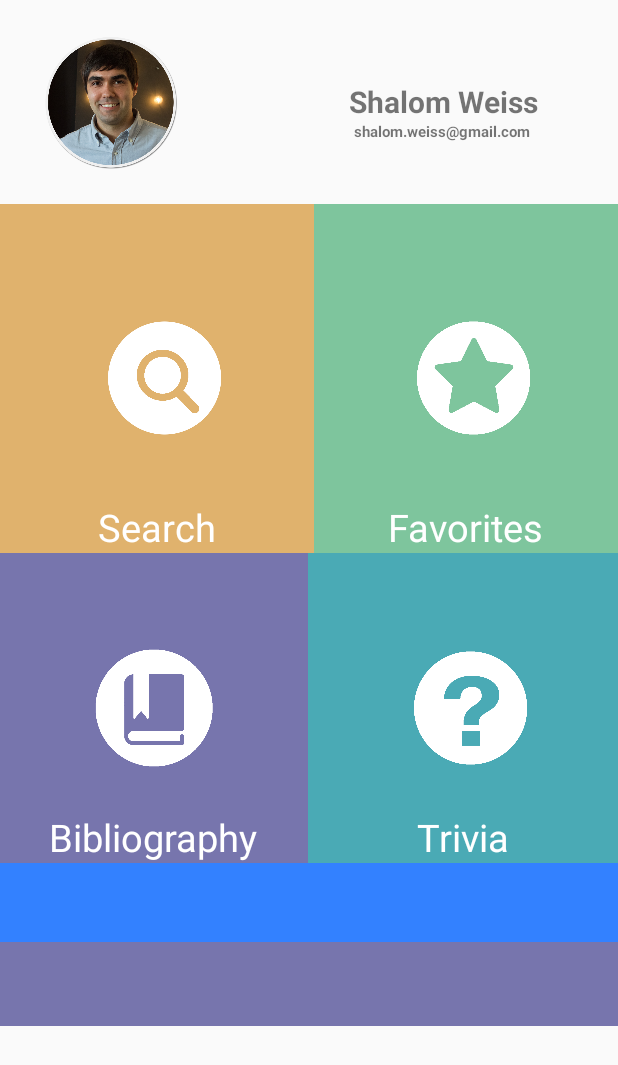
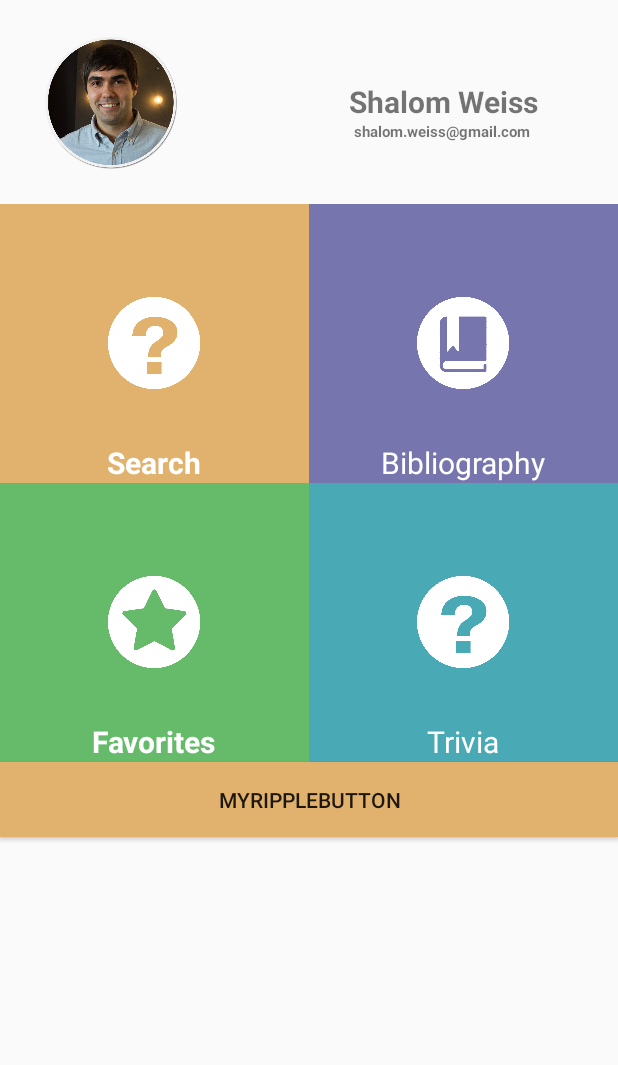
Before and after one commit to tsofenAndroidteam/Main_rep_1, an Android app: the Menu screen opened directly, with no data from a screen before it, on a phone screen of 412 x 824 dp. Shown: the top 1065 px of the screen. Run offline under Robolectric (Android 15) with nearby library versions, the phone set to English and light mode, and no system bars.

Commit message:
-Added Ripple effects to menu -Changed search size top bar -added ripple effect for search button

```diff
--- /dev/null
+++ b/app/src/main/res/drawable-v21/rippleorange.xml
@@ -0,0 +1,20 @@
+<?xml version="1.0" encoding="utf-8"?>
+<ripple xmlns:android="http://schemas.android.com/apk/res/android"
+    android:color="#ffffff">
+
+    <item android:state_pressed="true">
+        <shape android:shape="rectangle">
+            <solid android:color="#ffffff"/>
+            <corners android:radius="0dp" />
+
+        </shape>
+    </item>
+    <item android:state_pressed="false">
+        <shape android:shape="rectangle">
+            <solid android:color="@color/colorSearch"/>
+            <corners android:radius="0dp" />
+
+        </shape>
+    </item>
+
+</ripple>
--- /dev/null
+++ b/app/src/main/res/drawable-v21/ripplepurple.xml
@@ -0,0 +1,20 @@
+<?xml version="1.0" encoding="utf-8"?>
+    <ripple xmlns:android="http://schemas.android.com/apk/res/android"
+        android:color="#ffffff">
+
+        <item android:state_pressed="true">
+            <shape android:shape="rectangle">
+                <solid android:color="#ffffff"/>
+                <corners android:radius="0dp" />
+
+            </shape>
+        </item>
+        <item android:state_pressed="false">
+            <shape android:shape="rectangle">
+                <solid android:color="@color/colorBibilo"/>
+                <corners android:radius="0dp" />
+
+            </shape>
+        </item>
+
+    </ripple>
--- /dev/null
+++ b/app/src/main/res/drawable/rippleblue.xml
@@ -0,0 +1,21 @@
+<?xml version="1.0" encoding="utf-8"?>
+<ripple
+    xmlns:android="http://schemas.android.com/apk/res/android"
+    android:color="#ffffff">
+
+    <item android:state_pressed="true">
+        <shape android:shape="rectangle">
+            <solid android:color="#ffffff"/>
+            <corners android:radius="0dp" />
+
+        </shape>
+    </item>
+    <item android:state_pressed="false">
+        <shape android:shape="rectangle">
+            <solid android:color="@color/colorTrivia"/>
+            <corners android:radius="0dp" />
+
+        </shape>
+    </item>
+
+</ripple>
--- /dev/null
+++ b/app/src/main/res/drawable/ripplegreen.xml
@@ -0,0 +1,20 @@
+<?xml version="1.0" encoding="utf-8"?>
+<ripple xmlns:android="http://schemas.android.com/apk/res/android"
+    android:color="#ffff">
+
+        <item android:state_pressed="true">
+            <shape android:shape="rectangle">
+                <solid android:color="#ffffff"/>
+                <corners android:radius="0dp" />
+
+            </shape>
+        </item>
+        <item android:state_pressed="false">
+            <shape android:shape="rectangle">
+                <solid android:color="@color/colorFav"/>
+                <corners android:radius="0dp" />
+
+            </shape>
+        </item>
+
+    </ripple>
--- /dev/null
+++ b/app/src/main/res/drawable/rippleorange.xml
@@ -0,0 +1,20 @@
+<?xml version="1.0" encoding="utf-8"?>
+<ripple xmlns:android="http://schemas.android.com/apk/res/android"
+    android:color="#ffffff">
+
+    <item android:state_pressed="true">
+        <shape android:shape="rectangle">
+            <solid android:color="#ffffff"/>
+            <corners android:radius="0dp" />
+
+        </shape>
+    </item>
+    <item android:state_pressed="false">
+        <shape android:shape="rectangle">
+            <solid android:color="@color/colorSearch"/>
+            <corners android:radius="0dp" />
+
+        </shape>
+    </item>
+
+</ripple>
--- /dev/null
+++ b/app/src/main/res/drawable/ripplepurple.xml
@@ -0,0 +1,20 @@
+<?xml version="1.0" encoding="utf-8"?>
+<ripple xmlns:android="http://schemas.android.com/apk/res/android"
+    android:color="#ffffff">
+
+    <item android:state_pressed="true">
+        <shape android:shape="rectangle">
+            <solid android:color="#ffffff"/>
+            <corners android:radius="0dp" />
+
+        </shape>
+    </item>
+    <item android:state_pressed="false">
+        <shape android:shape="rectangle">
+            <solid android:color="@color/colorBibilo"/>
+            <corners android:radius="0dp" />
+
+        </shape>
+    </item>
+
+</ripple>
--- a/app/src/main/res/layout/activity_menu.xml
+++ b/app/src/main/res/layout/activity_menu.xml
@@ -51,62 +51,58 @@
         android:orientation="horizontal"
         android:layout_width="match_parent"
         android:layout_height="wrap_content"
-        android:layout_weight="28.88">
+        android:layout_weight="23.95" >
 
         <FrameLayout
-            android:layout_width="wrap_content"
+            android:layout_width="0dp"
             android:layout_height="match_parent"
-            android:onClick="search"
-            android:layout_weight="0.22"
-            android:background="@color/colorSearch">
+            android:background="@drawable/rippleorange"
+            android:clickable="true"
+            android:layout_weight="0.5"
+            android:onClick="search">
 
             <TextView
                 android:layout_width="wrap_content"
                 android:layout_height="wrap_content"
                 android:text="Search"
-                android:id="@+id/textView2"
+                android:id="@+id/textView8"
                 android:layout_gravity="center_horizontal|bottom"
                 android:textColor="#ffffff"
-                android:textSize="25dp"
-                android:textIsSelectable="false" />
+                android:textSize="20dp"
+                android:textStyle="bold"
+                android:onClick="search" />
 
             <ImageView
-                android:layout_width="89dp"
-                android:layout_height="81dp"
-                android:id="@+id/imageView3"
+                android:layout_width="77dp"
+                android:layout_height="64dp"
+                android:id="@+id/imageView4"
                 android:layout_gravity="center"
-                android:src="@drawable/menu_big_search"
-                android:paddingLeft="10dp"
-                android:adjustViewBounds="true" />
+                android:src="@drawable/menu_big_trivia" />
 
         </FrameLayout>
-
         <FrameLayout
-            android:layout_width="148dp"
+            android:layout_width="0dp"
             android:layout_height="match_parent"
-            android:background="#7ec59d"
-            android:layout_weight="0.10">
+            android:layout_weight="0.5"
+            android:clickable="true"
+            android:background="@drawable/ripplepurple">
 
             <TextView
                 android:layout_width="wrap_content"
                 android:layout_height="wrap_content"
-                android:text="Favorites"
-                android:id="@+id/textView3"
+                android:text="Bibliography"
+                android:id="@+id/textView5"
                 android:layout_gravity="center_horizontal|bottom"
                 android:textColor="#ffffff"
-                android:textSize="25dp" />
+                android:textSize="20dp" />
 
             <ImageView
-                android:layout_width="89dp"
-                android:layout_height="81dp"
-                android:id="@+id/menu_fav_imageview"
+                android:layout_width="77dp"
+                android:layout_height="64dp"
+                android:id="@+id/imageView6"
                 android:layout_gravity="center"
-                android:src="@drawable/menu_big_fav"
-                android:contentDescription="menu_fav star"
-                android:paddingLeft="10dp"
-                android:adjustViewBounds="true" />
+                android:src="@drawable/menu_big_bibilo" />
         </FrameLayout>
-
     </LinearLayout>
 
     <LinearLayout
@@ -116,69 +112,61 @@
         android:layout_weight="23.95" >
 
         <FrameLayout
-            android:layout_width="wrap_content"
+            android:layout_width="0dp"
             android:layout_height="match_parent"
-            android:onClick="search"
-            android:layout_weight="0.5"
-            android:background="#7775ad" >
+            android:background="@drawable/ripplegreen"
+            android:clickable="true"
+            android:layout_weight="0.5">
 
             <TextView
                 android:layout_width="wrap_content"
                 android:layout_height="wrap_content"
-                android:text="Bibliography"
-                android:id="@+id/textView5"
+                android:text="Favorites"
+                android:id="@+id/textView6"
                 android:layout_gravity="center_horizontal|bottom"
                 android:textColor="#ffffff"
-                android:textSize="25dp" />
+                android:textSize="20dp"
+                android:textStyle="bold"
+                android:onClick="search" />
 
             <ImageView
-                android:layout_width="89dp"
-                android:layout_height="81dp"
-                android:id="@+id/imageView6"
+                android:layout_width="77dp"
+                android:layout_height="64dp"
+                android:id="@+id/imageView7"
                 android:layout_gravity="center"
-                android:src="@drawable/menu_big_bibilo" />
+                android:src="@drawable/menu_big_fav" />
         </FrameLayout>
 
         <FrameLayout
-            android:layout_width="153dp"
+            android:layout_width="0dp"
             android:layout_height="match_parent"
-            android:background="#4aaab5"
-            android:layout_weight="0.40" >
+            android:layout_weight="0.5"
+            android:clickable="true"
+            android:background="@drawable/rippleblue" >
 
             <TextView
                 android:layout_width="wrap_content"
                 android:layout_height="wrap_content"
                 android:text="Trivia"
-                android:id="@+id/textView8"
+                android:id="@+id/textView7"
                 android:layout_gravity="center_horizontal|bottom"
                 android:textColor="#ffffff"
-                android:textSize="25dp" />
+                android:textSize="20dp" />
 
             <ImageView
-                android:layout_width="89dp"
-                android:layout_height="81dp"
-                android:id="@+id/imageView4"
+                android:layout_width="77dp"
+                android:layout_height="64dp"
+                android:id="@+id/imageView8"
                 android:layout_gravity="center"
-                android:src="@drawable/menu_big_trivia"
-                android:paddingLeft="10dp" />
-
+                android:src="@drawable/menu_big_trivia" />
         </FrameLayout>
     </LinearLayout>
 
-    <FrameLayout
+    <Button
         android:layout_width="match_parent"
-        android:layout_height="wrap_content"
-        android:layout_weight="10"
-        android:clickable="true"
-        android:background="#3381ff">
+        android:layout_height="50dp"
+        android:text="MyRipplebutton"
+        android:background="@drawable/rippleorange"/>
 
-    </FrameLayout>
 
-    <FrameLayout
-        android:layout_width="fill_parent"
-        android:layout_height="wrap_content"
-        android:layout_weight="10.66"
-        android:background="#7775ad">
-
-    </FrameLayout>
 </LinearLayout>
--- a/app/src/main/res/values/colors.xml
+++ b/app/src/main/res/values/colors.xml
@@ -10,6 +10,10 @@
     <color name="buttonColor">#f0878787</color>
     <color name="buttonClickColor">#f0878787</color>
     <color name="colorSearch">#e0b26d</color>
+    <color name="colorBibilo">#7775ad</color>
+    <color name="colorFav">#66BB6A</color>
+    <color name="colorTrivia">#49a9b4</color>
     <color name="gradient_start1">#ffffff</color>
     <color name="gradient_end1">#c7c7c7</color>
+
 </resources>
```
Also changed, not shown: app/build.gradle (+4 -3 lines), app/src/main/res/layout/activity_listviewactivity.xml (+15 -12 lines), app/src/main/res/layout/activity_search.xml (+60 -4 lines), app/src/main/res/layout/activity_view_pager.xml (+15 -4 lines).
